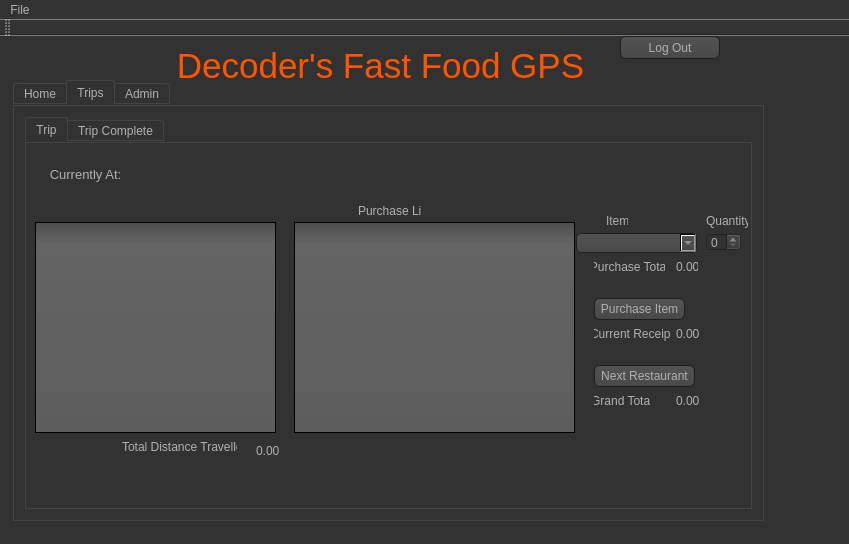
kevvaria/Decoders-Repository, file Decoders GUI/mainwindow.ui: the form before one commit.
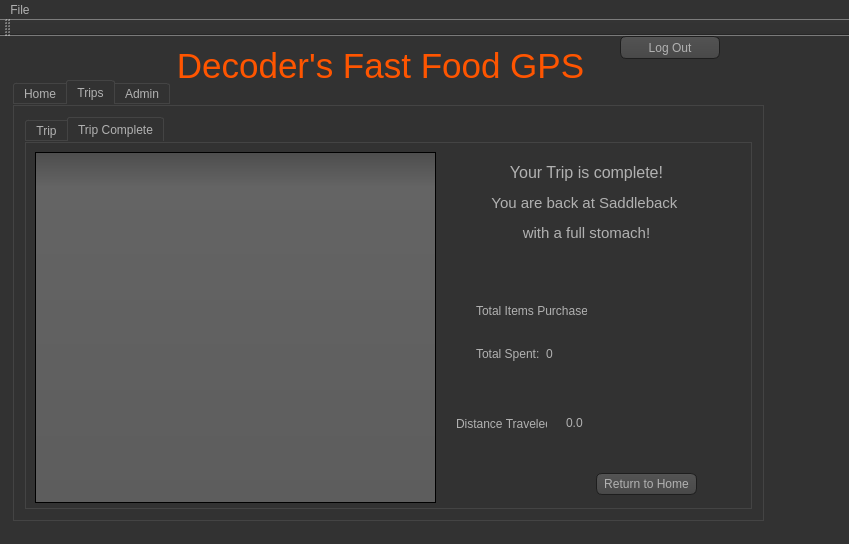
The form after the commit. Icons and pictures are not drawn.

Commit message: Added Total item Purchased and stuff

The edit to the form file:
```diff
--- a/Decoders GUI/mainwindow.ui
+++ b/Decoders GUI/mainwindow.ui
@@ -590,9 +590,9 @@
      <widget class="QListWidget" name="restList">
       <property name="geometry">
        <rect>
-        <x>590</x>
+        <x>510</x>
         <y>70</y>
-        <width>256</width>
+        <width>171</width>
         <height>192</height>
        </rect>
       </property>
@@ -606,7 +606,7 @@
      <widget class="QLabel" name="loR">
       <property name="geometry">
        <rect>
-        <x>280</x>
+        <x>230</x>
         <y>50</y>
         <width>121</width>
         <height>16</height>
@@ -619,7 +619,7 @@
      <widget class="QLabel" name="label_9">
       <property name="geometry">
        <rect>
-        <x>410</x>
+        <x>330</x>
         <y>40</y>
         <width>211</width>
         <height>16</height>
@@ -632,7 +632,7 @@
      <widget class="QSpinBox" name="c1SB">
       <property name="geometry">
        <rect>
-        <x>500</x>
+        <x>420</x>
         <y>70</y>
         <width>42</width>
         <height>22</height>
@@ -642,7 +642,7 @@
      <widget class="QLabel" name="start">
       <property name="geometry">
        <rect>
-        <x>470</x>
+        <x>390</x>
         <y>130</y>
         <width>111</width>
         <height>16</height>
@@ -655,7 +655,7 @@
      <widget class="QLabel" name="c1Label">
       <property name="geometry">
        <rect>
-        <x>460</x>
+        <x>380</x>
         <y>160</y>
         <width>111</width>
         <height>20</height>
@@ -668,9 +668,9 @@
      <widget class="QTableWidget" name="restTable">
       <property name="geometry">
        <rect>
-        <x>200</x>
+        <x>190</x>
         <y>70</y>
-        <width>256</width>
+        <width>171</width>
         <height>192</height>
        </rect>
       </property>
@@ -684,7 +684,7 @@
      <widget class="QLabel" name="addR">
       <property name="geometry">
        <rect>
-        <x>480</x>
+        <x>400</x>
         <y>110</y>
         <width>91</width>
         <height>16</height>
@@ -719,7 +719,7 @@
       <item row="0" column="0" colspan="2">
        <widget class="QTabWidget" name="TripsTab">
         <property name="currentIndex">
-         <number>0</number>
+         <number>1</number>
         </property>
         <widget class="QWidget" name="TripTab">
          <attribute name="title">
@@ -828,7 +828,7 @@
            </rect>
           </property>
           <property name="text">
-           <string>Current Receipt</string>
+           <string>Spent at Rest:</string>
           </property>
           <property name="alignment">
            <set>Qt::AlignCenter</set>
@@ -1137,6 +1137,32 @@
            <string>0.0</string>
           </property>
          </widget>
+         <widget class="QLabel" name="label_11">
+          <property name="geometry">
+           <rect>
+            <x>450</x>
+            <y>160</y>
+            <width>111</width>
+            <height>16</height>
+           </rect>
+          </property>
+          <property name="text">
+           <string>Total Items Purchased:</string>
+          </property>
+         </widget>
+         <widget class="QLabel" name="totali">
+          <property name="geometry">
+           <rect>
+            <x>570</x>
+            <y>160</y>
+            <width>47</width>
+            <height>13</height>
+           </rect>
+          </property>
+          <property name="text">
+           <string/>
+          </property>
+         </widget>
         </widget>
        </widget>
       </item>
```
The commit also changes 4 other files.
